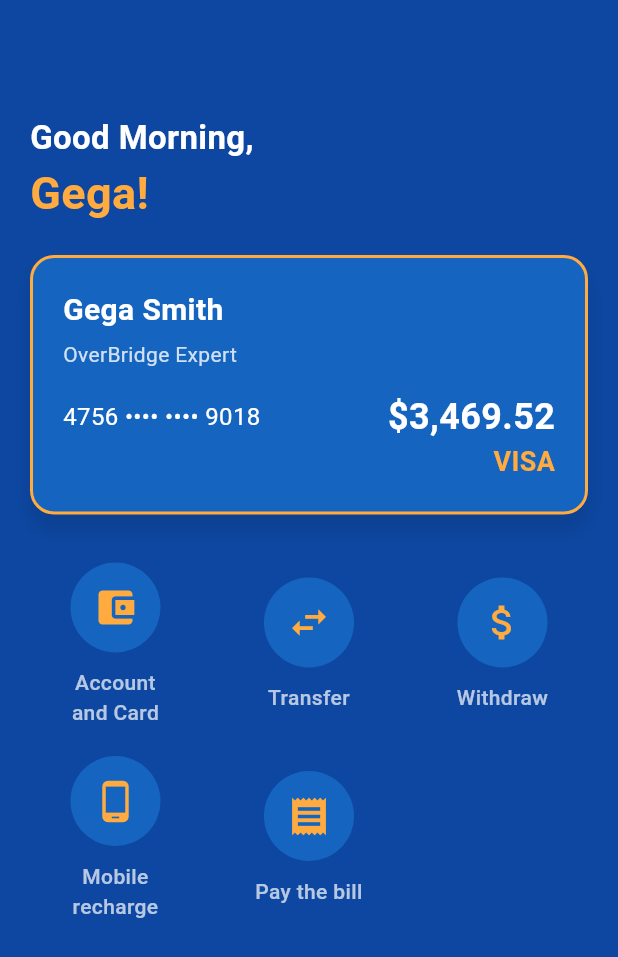
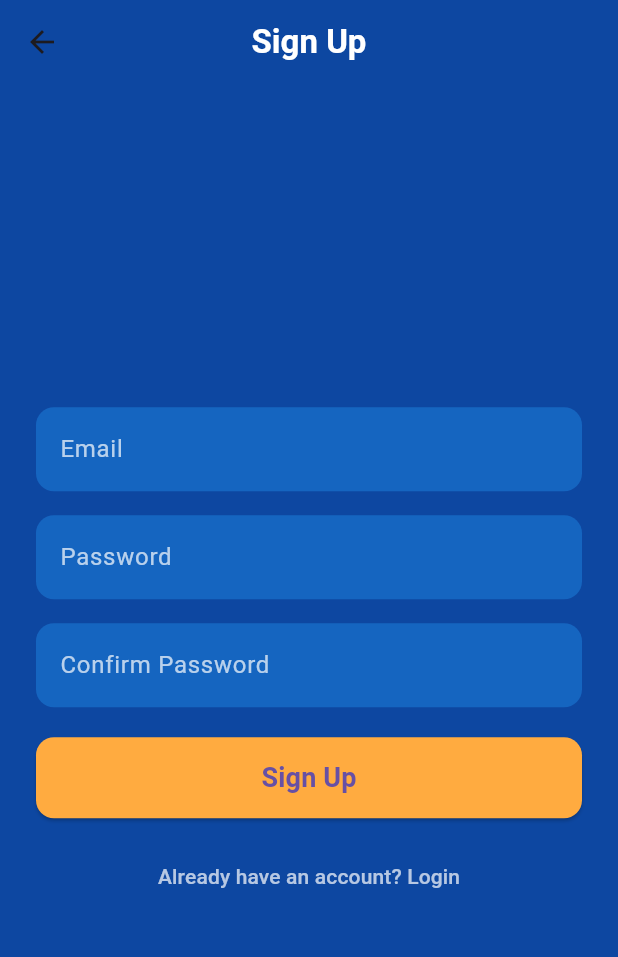
Before and after one commit to aah3sta/flutter_mobilebankingapp, a Flutter app: the screen it shows after launch, after a tap on "Get Started", on a phone screen of 412 x 824 dp. Shown: the top 957 px of the screen. Run offline on Flutter 3.47's test engine with Material 3 defaults, Android fonts, the phone set to English and light mode, and no system bars; our stand-ins replace firebase_auth, firebase_core; accounts and stored records are empty.

Commit message:
Final Project

```diff
--- a/myapp/lib/main.dart
+++ b/myapp/lib/main.dart
@@ -1,24 +1,24 @@
 // Importing necessary packages and files.
-//import 'package:firebase_core/firebase_core.dart'; // Firebase core package for initializing Firebase.
+import 'package:firebase_core/firebase_core.dart'; // Firebase core package for initializing Firebase.
 import 'package:flutter/material.dart'; // Flutter's material design package for UI components.
 import 'package:my_pocket_wallet/classes/homecontent.dart';
-//import 'package:my_pocket_wallet/firebase_options.dart'; // Firebase configuration options.
+import 'package:my_pocket_wallet/firebase_options.dart'; // Firebase options for configuration.
 import 'package:my_pocket_wallet/screens/splashscreen.dart';
 
 
 // The main function is the entry point of the Flutter application.
 void main() async {
-  // Initialize Firebase before running the app.
-  // await Firebase.initializeApp(
-  //   options: DefaultFirebaseOptions.currentPlatform, // Use the default Firebase options for the current platform.
-  // );
+  //Initialize Firebase before running the app.
+  await Firebase.initializeApp(
+    options: DefaultFirebaseOptions.currentPlatform, // Use the default Firebase options for the current platform.
+  );
   // Run the app by calling the MyPocketWallet widget.
-  runApp(const MyApp());
+  runApp(const MyPocketWallet());
 }
 
 // Root widget for the app.
-class MyApp extends StatelessWidget {
-  const MyApp({super.key}); // Constructor for the MyPocketWallet widget.
+class MyPocketWallet extends StatelessWidget {
+  const MyPocketWallet({super.key}); // Constructor for the MyPocketWallet widget.
 
   @override
   Widget build(BuildContext context) {
--- /dev/null
+++ b/myapp/lib/screens/pages/register.dart
@@ -0,0 +1,211 @@
+import 'package:firebase_auth/firebase_auth.dart';
+import 'package:flutter/material.dart';
+import 'package:my_pocket_wallet/screens/home_page.dart';
+import 'package:my_pocket_wallet/screens/pages/login_screen.dart';
+
+class SignUpPage extends StatefulWidget {
+  const SignUpPage({super.key});
+
+  @override
+  _SignUpPageState createState() => _SignUpPageState();
+}
+
+class _SignUpPageState extends State<SignUpPage> {
+  final FirebaseAuth _auth = FirebaseAuth.instance;
+  final _formKey = GlobalKey<FormState>();
+  final _emailController = TextEditingController();
+  final _passwordController = TextEditingController();
+  final _confirmPasswordController = TextEditingController();
+
+  @override
+  void dispose() {
+    _emailController.dispose();
+    _passwordController.dispose();
+    _confirmPasswordController.dispose();
+    super.dispose();
+  }
+
+  @override
+  Widget build(BuildContext context) {
+    return Scaffold(
+      backgroundColor: Colors.blue.shade900, // Deep banking blue
+      appBar: AppBar(
+        backgroundColor: Colors.blue.shade900,
+        elevation: 0,
+        title: const Text(
+          'Sign Up',
+          style: TextStyle(
+            fontWeight: FontWeight.bold,
+            fontSize: 22,
+            color: Colors.white,
+          ),
+        ),
+        centerTitle: true,
+      ),
+      body: Center(
+        child: Padding(
+          padding: const EdgeInsets.symmetric(horizontal: 24.0),
+          child: Form(
+            key: _formKey,
+            child: Column(
+              mainAxisAlignment: MainAxisAlignment.center,
+              crossAxisAlignment: CrossAxisAlignment.stretch,
+              children: [
+                // Email Field
+                TextFormField(
+                  controller: _emailController,
+                  style: const TextStyle(color: Colors.white),
+                  decoration: InputDecoration(
+                    labelText: 'Email',
+                    labelStyle: const TextStyle(color: Colors.white70),
+                    filled: true,
+                    fillColor: Colors.blue.shade800,
+                    border: OutlineInputBorder(
+                      borderRadius: BorderRadius.circular(12),
+                      borderSide: BorderSide.none,
+                    ),
+                    focusedBorder: OutlineInputBorder(
+                      borderRadius: BorderRadius.circular(12),
+                      borderSide: const BorderSide(color: Colors.orangeAccent),
+                    ),
+                  ),
+                  validator: (value) {
+                    if (value == null || value.isEmpty) {
+                      return 'Please enter an email';
+                    }
+                    if (!RegExp(r'^[^@]+@[^@]+\.[^@]+').hasMatch(value)) {
+                      return 'Please enter a valid email';
+                    }
+                    return null;
+                  },
+                ),
+                const SizedBox(height: 16),
+
+                // Password Field
+                TextFormField(
+                  controller: _passwordController,
+                  obscureText: true,
+                  style: const TextStyle(color: Colors.white),
+                  decoration: InputDecoration(
+                    labelText: 'Password',
+                    labelStyle: const TextStyle(color: Colors.white70),
+                    filled: true,
+                    fillColor: Colors.blue.shade800,
+                    border: OutlineInputBorder(
+                      borderRadius: BorderRadius.circular(12),
+                      borderSide: BorderSide.none,
+                    ),
+                    focusedBorder: OutlineInputBorder(
+                      borderRadius: BorderRadius.circular(12),
+                      borderSide: const BorderSide(color: Colors.orangeAccent),
+                    ),
+                  ),
+                  validator: (value) {
+                    if (value == null || value.isEmpty) {
+                      return 'Please enter a password';
+                    }
+                    if (value.length < 6) {
+                      return 'Password must be at least 6 characters';
+                    }
+                    return null;
+                  },
+                ),
+                const SizedBox(height: 16),
+
+                // Confirm Password Field
+                TextFormField(
+                  controller: _confirmPasswordController,
+                  obscureText: true,
+                  style: const TextStyle(color: Colors.white),
+                  decoration: InputDecoration(
+                    labelText: 'Confirm Password',
+                    labelStyle: const TextStyle(color: Colors.white70),
+                    filled: true,
+                    fillColor: Colors.blue.shade800,
+                    border: OutlineInputBorder(
+                      borderRadius: BorderRadius.circular(12),
+                      borderSide: BorderSide.none,
+                    ),
+                    focusedBorder: OutlineInputBorder(
+                      borderRadius: BorderRadius.circular(12),
+                      borderSide: const BorderSide(color: Colors.orangeAccent),
+                    ),
+                  ),
+                  validator: (value) {
+                    if (value == null || value.isEmpty) {
+                      return 'Please confirm your password';
+                    }
+                    if (value != _passwordController.text) {
+                      return 'Passwords do not match';
+                    }
+                    return null;
+                  },
+                ),
+                const SizedBox(height: 20),
+
+                // Sign Up Button
+                ElevatedButton(
+                  onPressed: () async {
+                    if (_formKey.currentState!.validate()) {
+                      try {
+                        await _auth.createUserWithEmailAndPassword(
+                          email: _emailController.text.trim(),
+                          password: _passwordController.text.trim(),
+                        );
+                        ScaffoldMessenger.of(context).showSnackBar(
+                          const SnackBar(content: Text('Account created successfully!')),
+                        );
+                        Navigator.pushReplacement(
+                          context,
+                          MaterialPageRoute(builder: (context) => const HomePage()),
+                        );
+                      } on FirebaseAuthException catch (e) {
+                        String errorMessage;
+                        if (e.code == 'weak-password') {
+                          errorMessage = 'The password provided is too weak.';
+                        } else if (e.code == 'email-already-in-use') {
+                          errorMessage = 'The account already exists for that email.';
+                        } else {
+                          errorMessage = 'An error occurred. Please try again.';
+                        }
+                        ScaffoldMessenger.of(context).showSnackBar(
+                          SnackBar(content: Text(errorMessage)),
+                        );
+                      }
+                    }
+                  },
+                  style: ElevatedButton.styleFrom(
+                    backgroundColor: Colors.orangeAccent,
+                    shape: RoundedRectangleBorder(
+                      borderRadius: BorderRadius.circular(12),
+                    ),
+                    padding: const EdgeInsets.symmetric(vertical: 14),
+                  ),
+                  child: const Text(
+                    'Sign Up',
+                    style: TextStyle(fontSize: 18, fontWeight: FontWeight.bold),
+                  ),
+                ),
+                const SizedBox(height: 15),
+
+                // Already have an account? Login
+                TextButton(
+                  onPressed: () {
+                   Navigator.pushReplacement(
+                          context,
+                          MaterialPageRoute(builder: (context) => LoginPage()),
+                        );
+                  },
+                  child: const Text(
+                    'Already have an account? Login',
+                    style: TextStyle(color: Colors.white70),
+                  ),
+                ),
+              ],
+            ),
+          ),
+        ),
+      ),
+    );
+  }
+}
--- a/myapp/lib/screens/splashscreen.dart
+++ b/myapp/lib/screens/splashscreen.dart
@@ -1,6 +1,6 @@
 // Importing necessary packages and files.
 import 'package:flutter/material.dart'; // Flutter's material design package for UI components.
-import 'package:my_pocket_wallet/classes/homecontent.dart';
+import 'package:my_pocket_wallet/screens/pages/register.dart';
 
 // Splashscreen widget represents the splash screen of the app.
 class Splashscreen extends StatefulWidget {
@@ -85,7 +85,7 @@ Widget _splashButton(BuildContext context) {
       // Action to perform when the button is pressed.
       Navigator.push(
         context,
-        MaterialPageRoute(builder: (context) => const Homecontent()), // Navigates to the DashboardPage.
+        MaterialPageRoute(builder: (context) => const SignUpPage()), // Navigates to the Register page.
       );
     },
     child: const Text(
```
Also changed, not shown: myapp/lib/screens/pages/login_screen.dart (added, +160 -0 lines), myapp/pubspec.yaml (+4 -44 lines), myapp/firebase.json (added), myapp/lib/classes/messages.dart (deleted), myapp/lib/classes/settings.dart (deleted), myapp/lib/firebase_options.dart, myapp/lib/screens/forgot_password.dart (deleted), myapp/lib/screens/loginscreen.dart (deleted), myapp/lib/screens/pages/credit_card.dart (deleted), myapp/lib/screens/pages/transaction_report.dart (deleted), myapp/lib/screens/paybills.dart (deleted), myapp/lib/screens/sendmoney.dart (deleted), myapp/lib/screens/signin.dart (deleted), myapp/lib/screens/withdraw.dart (deleted), 1 more files, 8 other files.
